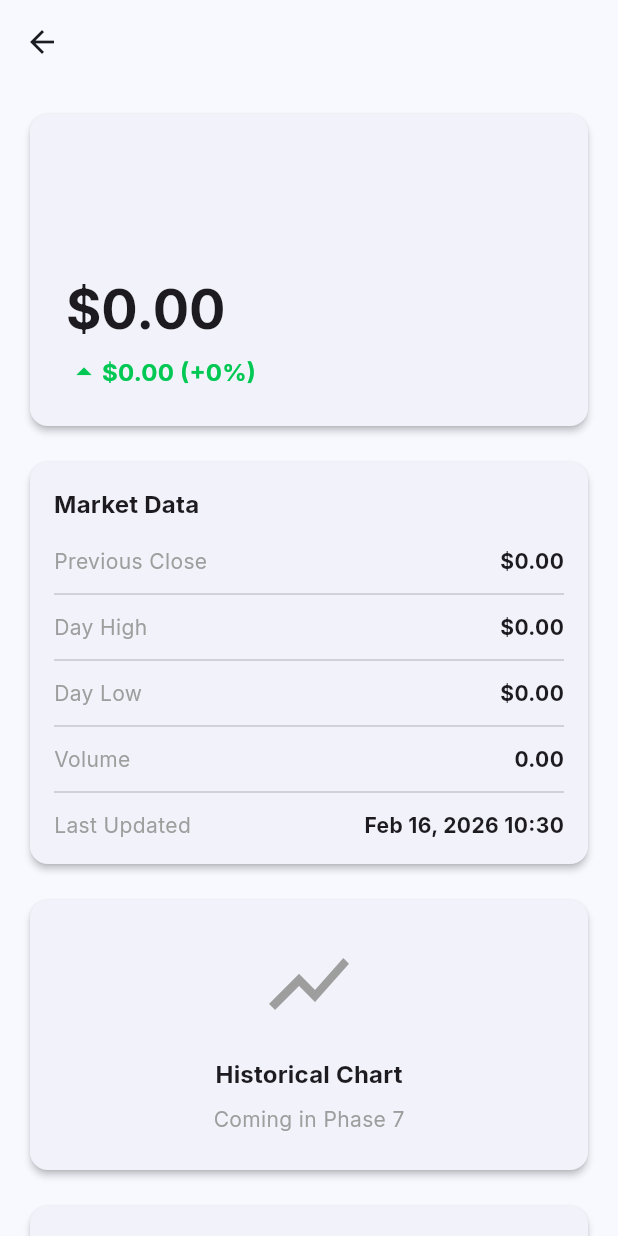
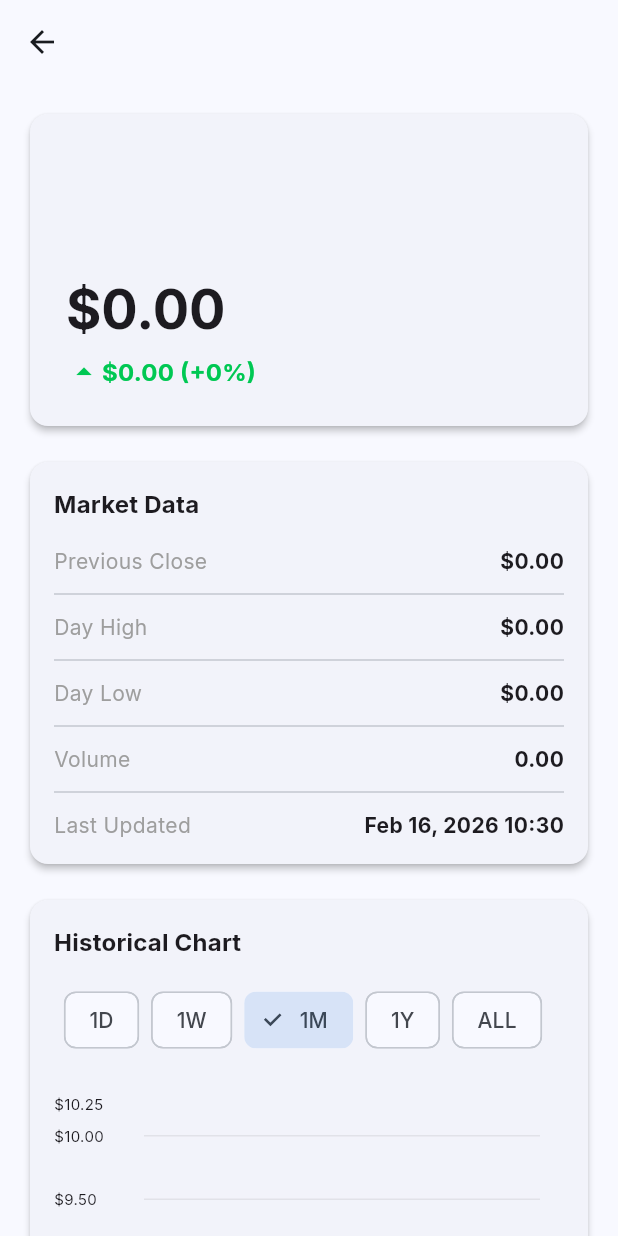
Before and after one commit to mmahmood233/stock-market, a Flutter app: the StockDetailPage screen opened directly with empty values, on a phone screen of 412 x 824 dp. Run offline on Flutter 3.47's test engine with Material 3 defaults, Android fonts, the phone set to English and light mode, and no system bars; drawn by our look-alikes of fl_chart; our stand-ins replace dartz, equatable, flutter_bloc, google_fonts, shared_preferences; accounts and stored records are empty.

Commit message:
feat: implement Phase 7 historical charts with fl_chart integration and interactive time period selection

```diff
--- a/lib/presentation/pages/stock_detail/stock_detail_page.dart
+++ b/lib/presentation/pages/stock_detail/stock_detail_page.dart
@@ -1,9 +1,14 @@
 import 'package:flutter/material.dart';
+import 'package:flutter_bloc/flutter_bloc.dart';
 import '../../../core/theme/app_colors.dart';
 import '../../../core/utils/formatters.dart';
 import '../../../domain/entities/stock.dart';
+import '../../bloc/stock/stock_bloc.dart';
+import '../../bloc/stock/stock_event.dart';
+import '../../bloc/stock/stock_state.dart';
+import '../../widgets/stock_chart.dart';
 
-class StockDetailPage extends StatelessWidget {
+class StockDetailPage extends StatefulWidget {
   final Stock stock;
 
   const StockDetailPage({
@@ -12,13 +17,37 @@ class StockDetailPage extends StatelessWidget {
   });
 
   @override
+  State<StockDetailPage> createState() => _StockDetailPageState();
+}
+
+class _StockDetailPageState extends State<StockDetailPage> {
+  @override
+  void initState() {
+    super.initState();
+    _loadHistoricalData();
+  }
+
+  void _loadHistoricalData() {
+    final endDate = DateTime.now();
+    final startDate = endDate.subtract(const Duration(days: 365));
+
+    context.read<StockBloc>().add(
+          StockHistoryRequested(
+            symbol: widget.stock.symbol,
+            startDate: startDate,
+            endDate: endDate,
+          ),
+        );
+  }
+
+  @override
   Widget build(BuildContext context) {
-    final isPositive = stock.isPositive;
+    final isPositive = widget.stock.isPositive;
     final changeColor = isPositive ? AppColors.profitGreen : AppColors.lossRed;
 
     return Scaffold(
       appBar: AppBar(
-        title: Text(stock.symbol),
+        title: Text(widget.stock.symbol),
       ),
       body: ListView(
         padding: const EdgeInsets.all(16),
@@ -30,21 +59,21 @@ class StockDetailPage extends StatelessWidget {
                 crossAxisAlignment: CrossAxisAlignment.start,
                 children: [
                   Text(
-                    stock.name,
+                    widget.stock.name,
                     style: Theme.of(context).textTheme.titleLarge?.copyWith(
                           fontWeight: FontWeight.bold,
                         ),
                   ),
                   const SizedBox(height: 8),
                   Text(
-                    stock.symbol,
+                    widget.stock.symbol,
                     style: Theme.of(context).textTheme.bodyLarge?.copyWith(
                           color: Colors.grey,
                         ),
                   ),
                   const SizedBox(height: 24),
                   Text(
-                    Formatters.formatCurrency(stock.currentPrice),
+                    Formatters.formatCurrency(widget.stock.currentPrice),
                     style: Theme.of(context).textTheme.displaySmall?.copyWith(
                           fontWeight: FontWeight.bold,
                         ),
@@ -60,7 +89,7 @@ class StockDetailPage extends StatelessWidget {
                         size: 24,
                       ),
                       Text(
-                        '${Formatters.formatCurrency(stock.changeAmount.abs())} (${Formatters.formatPercentage(stock.changePercentage.abs())})',
+                        '${Formatters.formatCurrency(widget.stock.changeAmount.abs())} (${Formatters.formatPercentage(widget.stock.changePercentage.abs())})',
                         style: Theme.of(context).textTheme.titleMedium?.copyWith(
                               color: changeColor,
                               fontWeight: FontWeight.bold,
@@ -89,31 +118,31 @@ class StockDetailPage extends StatelessWidget {
                   _buildDataRow(
                     context,
                     'Previous Close',
-                    Formatters.formatCurrency(stock.previousClose),
+                    Formatters.formatCurrency(widget.stock.previousClose),
                   ),
                   const Divider(height: 24),
                   _buildDataRow(
                     context,
                     'Day High',
-                    Formatters.formatCurrency(stock.dayHigh),
+                    Formatters.formatCurrency(widget.stock.dayHigh),
                   ),
                   const Divider(height: 24),
                   _buildDataRow(
                     context,
                     'Day Low',
-                    Formatters.formatCurrency(stock.dayLow),
+                    Formatters.formatCurrency(widget.stock.dayLow),
                   ),
                   const Divider(height: 24),
                   _buildDataRow(
                     context,
                     'Volume',
-                    Formatters.formatCompactNumber(stock.volume),
+                    Formatters.formatCompactNumber(widget.stock.volume),
                   ),
                   const Divider(height: 24),
                   _buildDataRow(
                     context,
                     'Last Updated',
-                    Formatters.formatDateTime(stock.lastUpdated),
+                    Formatters.formatDateTime(widget.stock.lastUpdated),
                   ),
                 ],
               ),
@@ -122,27 +151,63 @@ class StockDetailPage extends StatelessWidget {
           const SizedBox(height: 16),
           Card(
             child: Padding(
-              padding: const EdgeInsets.all(24),
+              padding: const EdgeInsets.all(16),
               child: Column(
+                crossAxisAlignment: CrossAxisAlignment.start,
                 children: [
-                  const Icon(
-                    Icons.show_chart,
-                    size: 64,
-                    color: Colors.grey,
-                  ),
-                  const SizedBox(height: 16),
                   Text(
                     'Historical Chart',
                     style: Theme.of(context).textTheme.titleMedium?.copyWith(
                           fontWeight: FontWeight.bold,
                         ),
                   ),
-                  const SizedBox(height: 8),
-                  Text(
-                    'Coming in Phase 7',
-                    style: Theme.of(context).textTheme.bodyMedium?.copyWith(
-                          color: Colors.grey,
-                        ),
+                  const SizedBox(height: 16),
+                  BlocBuilder<StockBloc, StockState>(
+                    builder: (context, state) {
+                      if (state is StockHistoryLoaded &&
+                          state.symbol == widget.stock.symbol) {
+                        return StockChart(
+                          history: state.history,
+                          isLoading: false,
+                        );
+                      } else if (state is StockLoading) {
+                        return const StockChart(
+                          history: [],
+                          isLoading: true,
+                        );
+                      } else if (state is StockError) {
+                        return SizedBox(
+                          height: 300,
+                          child: Center(
+                            child: Column(
+                              mainAxisAlignment: MainAxisAlignment.center,
+                              children: [
+                                const Icon(
+                                  Icons.error_outline,
+                                  size: 48,
+                                  color: Colors.grey,
+                                ),
+                                const SizedBox(height: 16),
+                                Text(
+                                  'Failed to load chart',
+                                  style: Theme.of(context).textTheme.bodyMedium,
+                                ),
+                                const SizedBox(height: 8),
+                                TextButton.icon(
+                                  onPressed: _loadHistoricalData,
+                                  icon: const Icon(Icons.refresh),
+                                  label: const Text('Retry'),
+                                ),
+                              ],
+                            ),
+                          ),
+                        );
+                      }
+                      return const StockChart(
+                        history: [],
+                        isLoading: true,
+                      );
+                    },
                   ),
                 ],
               ),
--- /dev/null
+++ b/lib/presentation/widgets/stock_chart.dart
@@ -0,0 +1,270 @@
+import 'package:fl_chart/fl_chart.dart';
+import 'package:flutter/material.dart';
+import '../../core/theme/app_colors.dart';
+import '../../core/utils/formatters.dart';
+import '../../domain/entities/stock_history.dart';
+
+enum ChartPeriod { day, week, month, year, all }
+
+class StockChart extends StatefulWidget {
+  final List<StockHistory> history;
+  final bool isLoading;
+
+  const StockChart({
+    super.key,
+    required this.history,
+    this.isLoading = false,
+  });
+
+  @override
+  State<StockChart> createState() => _StockChartState();
+}
+
+class _StockChartState extends State<StockChart> {
+  ChartPeriod _selectedPeriod = ChartPeriod.month;
+
+  List<StockHistory> _getFilteredHistory() {
+    if (widget.history.isEmpty) return [];
+
+    final now = DateTime.now();
+    DateTime startDate;
+
+    switch (_selectedPeriod) {
+      case ChartPeriod.day:
+        startDate = now.subtract(const Duration(days: 1));
+        break;
+      case ChartPeriod.week:
+        startDate = now.subtract(const Duration(days: 7));
+        break;
+      case ChartPeriod.month:
+        startDate = now.subtract(const Duration(days: 30));
+        break;
+      case ChartPeriod.year:
+        startDate = now.subtract(const Duration(days: 365));
+        break;
+      case ChartPeriod.all:
+        return widget.history;
+    }
+
+    return widget.history
+        .where((h) => h.timestamp.isAfter(startDate))
+        .toList();
+  }
+
+  @override
+  Widget build(BuildContext context) {
+    if (widget.isLoading) {
+      return const SizedBox(
+        height: 300,
+        child: Center(
+          child: CircularProgressIndicator(),
+        ),
+      );
+    }
+
+    if (widget.history.isEmpty) {
+      return SizedBox(
+        height: 300,
+        child: Center(
+          child: Column(
+            mainAxisAlignment: MainAxisAlignment.center,
+            children: [
+              const Icon(
+                Icons.show_chart,
+                size: 64,
+                color: Colors.grey,
+              ),
+              const SizedBox(height: 16),
+              Text(
+                'No historical data available',
+                style: Theme.of(context).textTheme.bodyLarge?.copyWith(
+                      color: Colors.grey,
+                    ),
+              ),
+            ],
+          ),
+        ),
+      );
+    }
+
+    final filteredHistory = _getFilteredHistory();
+    if (filteredHistory.isEmpty) {
+      return const SizedBox(
+        height: 300,
+        child: Center(
+          child: Text('No data for selected period'),
+        ),
+      );
+    }
+
+    return Column(
+      children: [
+        _buildPeriodSelector(),
+        const SizedBox(height: 16),
+        SizedBox(
+          height: 300,
+          child: Padding(
+            padding: const EdgeInsets.only(right: 16, top: 16),
+            child: LineChart(
+              _buildChartData(filteredHistory),
+            ),
+          ),
+        ),
+      ],
+    );
+  }
+
+  Widget _buildPeriodSelector() {
+    return SingleChildScrollView(
+      scrollDirection: Axis.horizontal,
+      child: Row(
+        children: ChartPeriod.values.map((period) {
+          final isSelected = _selectedPeriod == period;
+          return Padding(
+            padding: const EdgeInsets.only(right: 8),
+            child: ChoiceChip(
+              label: Text(_getPeriodLabel(period)),
+              selected: isSelected,
+              onSelected: (selected) {
+                if (selected) {
+                  setState(() {
+                    _selectedPeriod = period;
+                  });
+                }
+              },
+            ),
+          );
+        }).toList(),
+      ),
+    );
+  }
+
+  String _getPeriodLabel(ChartPeriod period) {
+    switch (period) {
+      case ChartPeriod.day:
+        return '1D';
+      case ChartPeriod.week:
+        return '1W';
+      case ChartPeriod.month:
+        return '1M';
+      case ChartPeriod.year:
+        return '1Y';
+      case ChartPeriod.all:
+        return 'ALL';
+    }
+  }
+
+  LineChartData _buildChartData(List<StockHistory> history) {
+    final spots = history.asMap().entries.map((entry) {
+      return FlSpot(entry.key.toDouble(), entry.value.close);
+    }).toList();
+
+    final minY = history.map((h) => h.low).reduce((a, b) => a < b ? a : b);
+    final maxY = history.map((h) => h.high).reduce((a, b) => a > b ? a : b);
+    final padding = (maxY - minY) * 0.1;
+
+    final firstPrice = history.first.close;
+    final lastPrice = history.last.close;
+    final isPositive = lastPrice >= firstPrice;
+
+    return LineChartData(
+      gridData: FlGridData(
+        show: true,
+        drawVerticalLine: false,
+        horizontalInterval: (maxY - minY) / 5,
+        getDrawingHorizontalLine: (value) {
+          return FlLine(
+            color: Colors.grey.withValues(alpha: 0.2),
+            strokeWidth: 1,
+          );
+        },
+      ),
+      titlesData: FlTitlesData(
+        leftTitles: AxisTitles(
+          sideTitles: SideTitles(
+            showTitles: true,
+            reservedSize: 60,
+            getTitlesWidget: (value, meta) {
+              return Text(
+                Formatters.formatCurrency(value),
+                style: const TextStyle(fontSize: 10),
+              );
+            },
+          ),
+        ),
+        rightTitles: const AxisTitles(
+          sideTitles: SideTitles(showTitles: false),
+        ),
+        topTitles: const AxisTitles(
+          sideTitles: SideTitles(showTitles: false),
+        ),
+        bottomTitles: AxisTitles(
+          sideTitles: SideTitles(
+            showTitles: true,
+            reservedSize: 30,
+            interval: (history.length / 5).ceilToDouble(),
+            getTitlesWidget: (value, meta) {
+              if (value.toInt() >= history.length) return const SizedBox();
+              final date = history[value.toInt()].timestamp;
+              return Padding(
+                padding: const EdgeInsets.only(top: 8),
+                child: Text(
+                  _formatDate(date),
+                  style: const TextStyle(fontSize: 10),
+                ),
+              );
+            },
+          ),
+        ),
+      ),
+      borderData: FlBorderData(show: false),
+      minY: minY - padding,
+      maxY: maxY + padding,
+      lineBarsData: [
+        LineChartBarData(
+          spots: spots,
+          isCurved: true,
+          color: isPositive ? AppColors.profitGreen : AppColors.lossRed,
+          barWidth: 2,
+          isStrokeCapRound: true,
+          dotData: const FlDotData(show: false),
+          belowBarData: BarAreaData(
+            show: true,
+            color: (isPositive ? AppColors.profitGreen : AppColors.lossRed)
+                .withValues(alpha: 0.1),
+          ),
+        ),
+      ],
+      lineTouchData: LineTouchData(
+        touchTooltipData: LineTouchTooltipData(
+          getTooltipItems: (touchedSpots) {
+            return touchedSpots.map((spot) {
+              final date = history[spot.x.toInt()].timestamp;
+              return LineTooltipItem(
+                '${Formatters.formatCurrency(spot.y)}\n${Formatters.formatDate(date)}',
+                const TextStyle(
+                  color: Colors.white,
+                  fontWeight: FontWeight.bold,
+                  fontSize: 12,
+                ),
+              );
+            }).toList();
+          },
+        ),
+      ),
+    );
+  }
+
+  String _formatDate(DateTime date) {
+    switch (_selectedPeriod) {
+      case ChartPeriod.day:
+        return '${date.hour}:${date.minute.toString().padLeft(2, '0')}';
+      case ChartPeriod.week:
+      case ChartPeriod.month:
+        return '${date.month}/${date.day}';
+      case ChartPeriod.year:
+      case ChartPeriod.all:
+        return '${date.month}/${date.year.toString().substring(2)}';
+    }
+  }
+}
```
Also changed, not shown: 1 other file.
